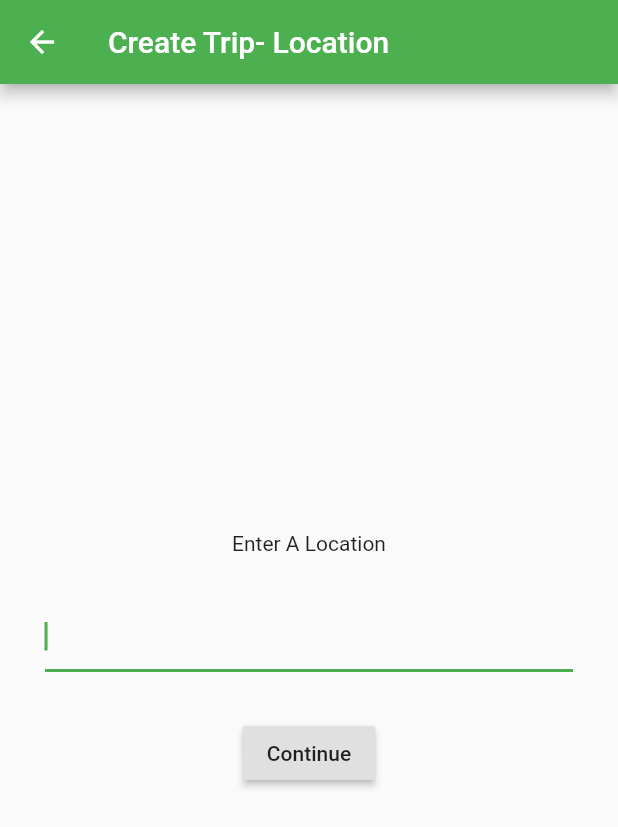
After one commit to PhalugunaRao/FlutterUI, a Flutter app: the screen it shows after launch, after a tap on the "add" icon, on a phone screen of 412 x 824 dp. The commit adds this screen. Shown: the top 827 px of the screen. Run offline on Flutter 3.47's test engine with Material 2 defaults, Android fonts, the phone set to English and light mode, and no system bars.

Commit message:
location updateview working

```diff
--- a/lib/home_widget.dart
+++ b/lib/home_widget.dart
@@ -1,7 +1,8 @@
 import 'package:flutter/material.dart';
 import 'package:flutterlayout/pages.dart';
 
-import 'package:flutterlayout/home_view.dart';
+import 'package:flutterlayout/views/home_view.dart';
+import 'package:flutterlayout/views/new_trips/location_view.dart';
 
 class Home extends StatefulWidget {
   @override
@@ -21,6 +22,17 @@ class _HomeState extends State<Home> {
     return Scaffold(
       appBar: AppBar(
         title: Text("Travel Budget App"),
+        actions: <Widget>[
+          IconButton(
+            icon: Icon(Icons.add),
+            onPressed: (){
+              Navigator.push(
+                  context,
+                  MaterialPageRoute(builder: (context) => NewTripLocationView()),
+              );
+            },
+          )
+        ],
       ),
       body: _children[_currentIndex],
       bottomNavigationBar: BottomNavigationBar(
--- a/lib/home_view.dart
+++ b/lib/views/home_view.dart
@@ -1,6 +1,6 @@
 import 'package:flutter/material.dart';
 import 'package:intl/intl.dart';
-import 'package:flutterlayout/Trip.dart';
+import 'package:flutterlayout/models/Trip.dart';
 
 
 class HomeView extends StatelessWidget {
--- /dev/null
+++ b/lib/views/new_trips/location_view.dart
@@ -0,0 +1,34 @@
+import 'package:flutter/material.dart';
+
+class NewTripLocationView extends StatelessWidget {
+  @override
+  Widget build(BuildContext context) {
+    TextEditingController _titleController = new TextEditingController();
+    return Scaffold(
+      appBar: AppBar(
+        title: Text('Create Trip- Location'),
+      ),
+      body: Center(
+        child: Column(
+          mainAxisAlignment: MainAxisAlignment.center,
+          children: <Widget>[
+            Text("Enter A Location"),
+            Padding(
+              padding: const EdgeInsets.all(30.0),
+              child: TextField(
+                controller: _titleController,
+                autofocus: true,
+              ),
+            ),
+            RaisedButton(
+              child: Text("Continue"),
+              onPressed:(){
+
+              },
+            ),
+          ],
+        ),
+      )
+    );
+  }
+}
```
Also changed, not shown: lib/models/Trip.dart (renamed from lib/Trip.dart).
